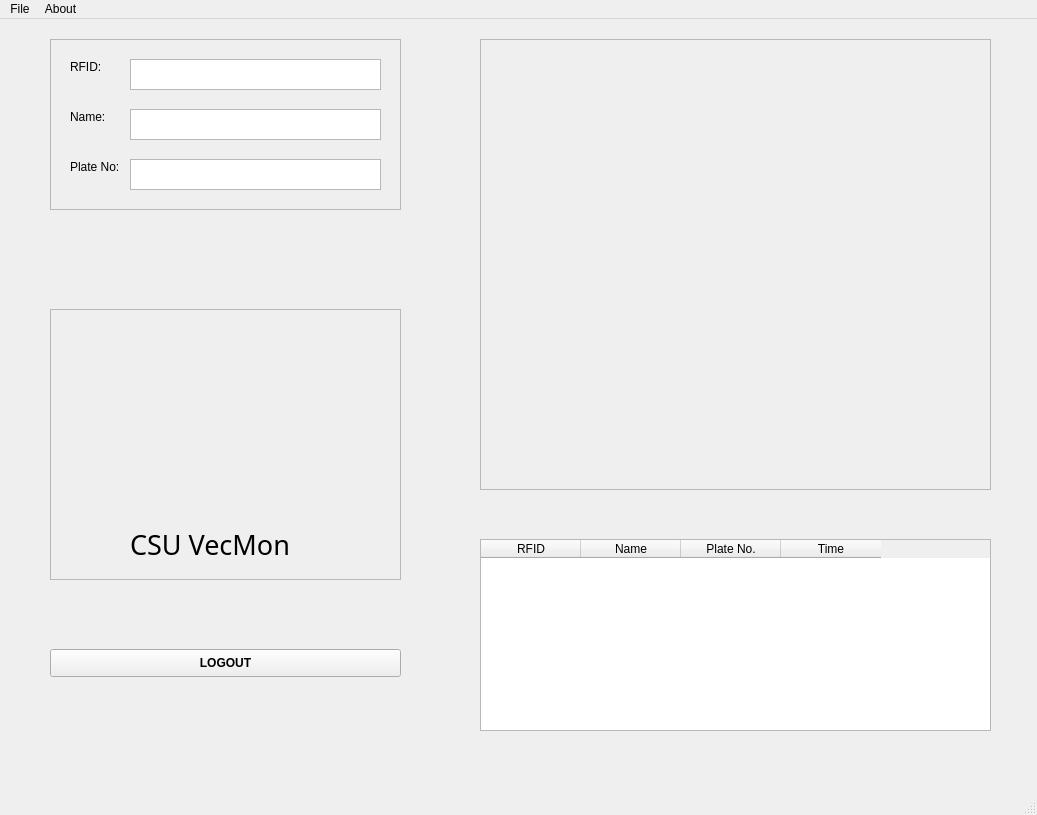
The window that ui/Main.ui (AlienWolfX/CSU-RFID-PYQT6) describes before a commit, drawn with Qt 5.
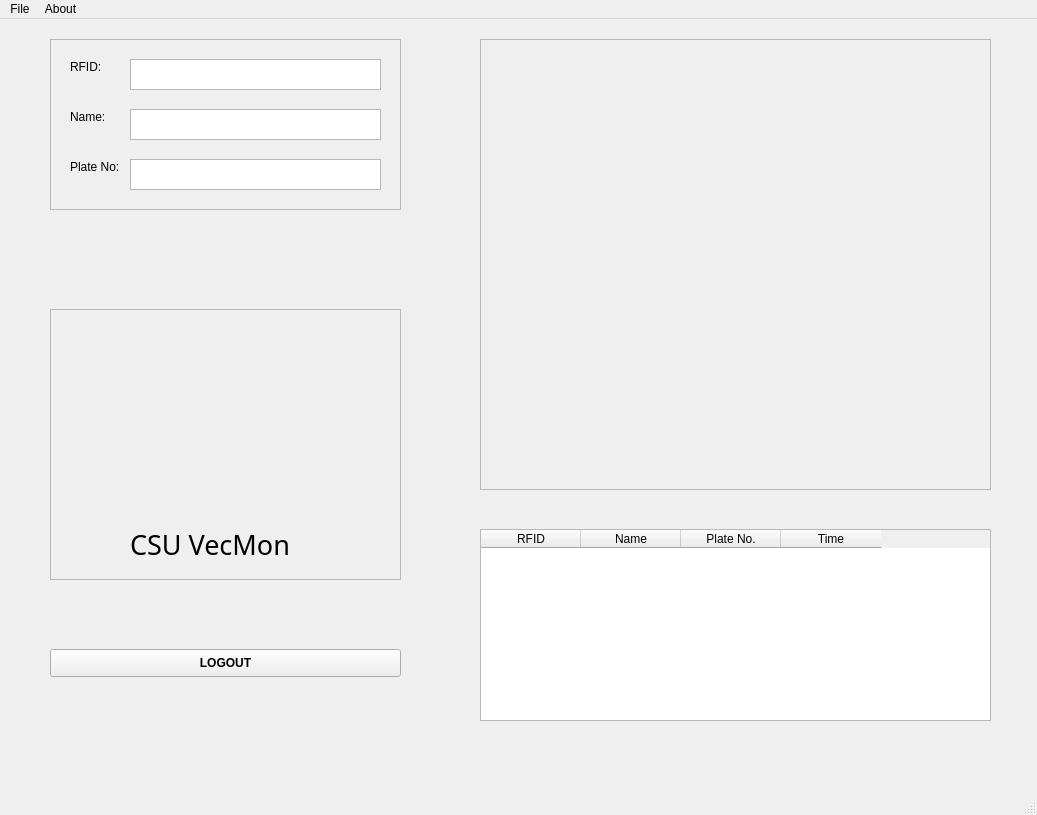
The same window after the commit. Icons and pictures are not drawn.

```diff
--- a/ui/Main.ui
+++ b/ui/Main.ui
@@ -25,17 +25,29 @@
     <property name="geometry">
      <rect>
       <x>480</x>
-      <y>520</y>
+      <y>510</y>
       <width>511</width>
       <height>192</height>
      </rect>
     </property>
+    <property name="minimumSize">
+     <size>
+      <width>511</width>
+      <height>0</height>
+     </size>
+    </property>
+    <property name="sizeAdjustPolicy">
+     <enum>QAbstractScrollArea::AdjustToContentsOnFirstShow</enum>
+    </property>
     <property name="showGrid">
      <bool>true</bool>
     </property>
     <property name="wordWrap">
      <bool>true</bool>
     </property>
+    <property name="cornerButtonEnabled">
+     <bool>true</bool>
+    </property>
     <attribute name="verticalHeaderHighlightSections">
      <bool>true</bool>
     </attribute>
```
